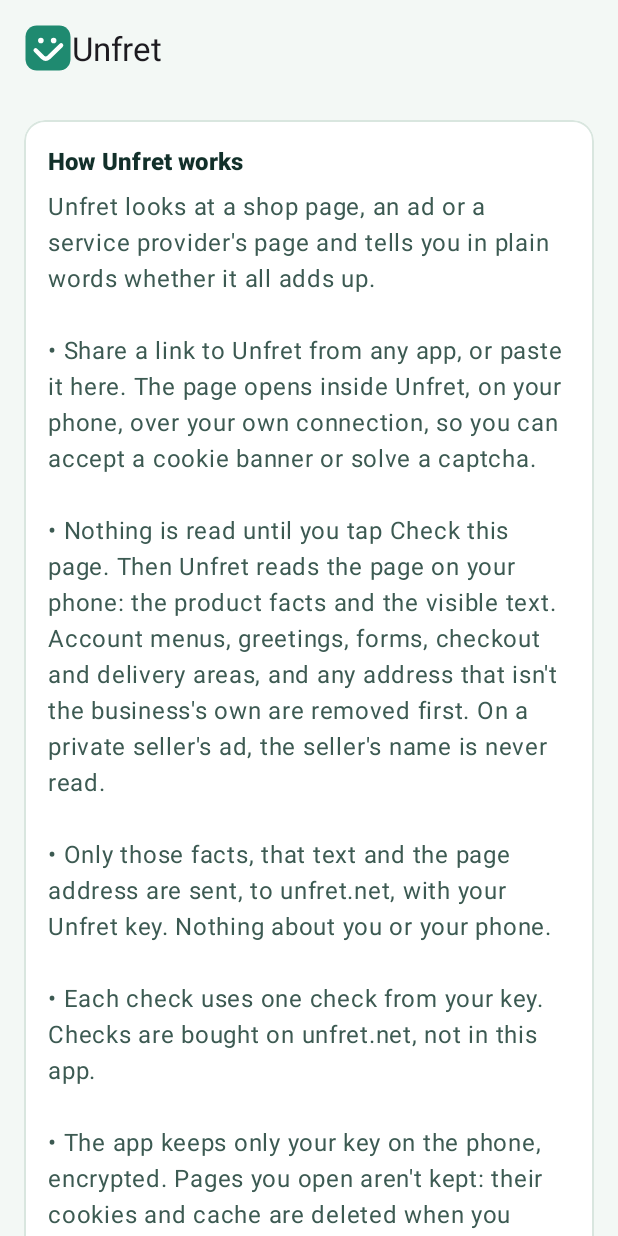
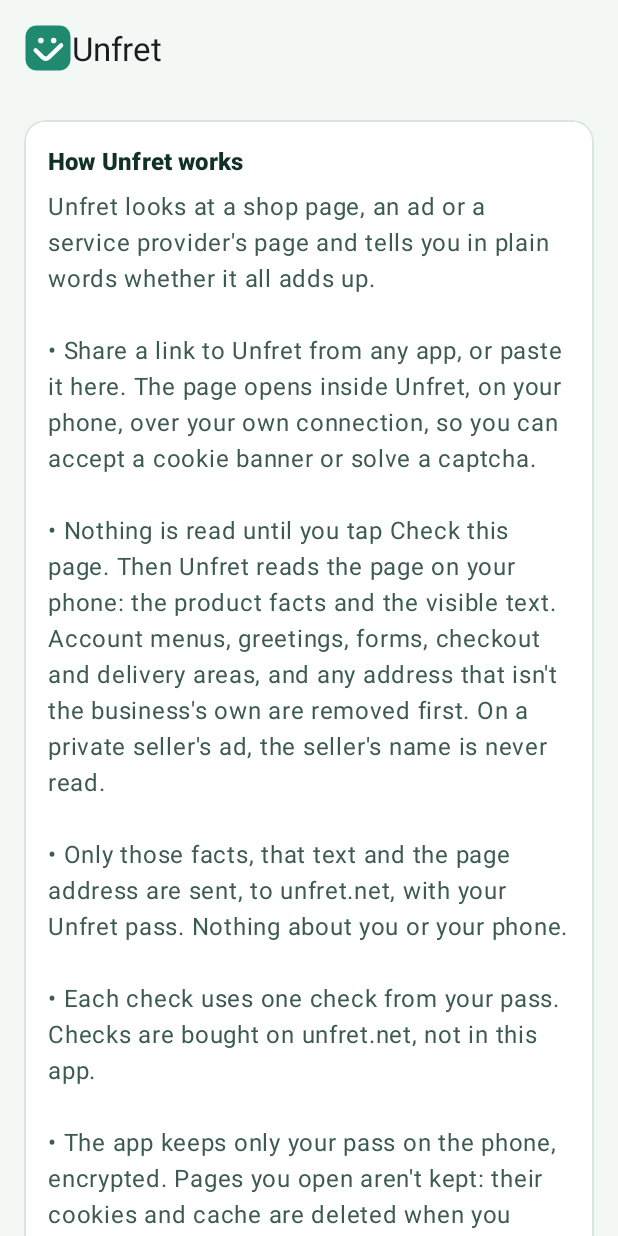
Before and after one commit to kroshtan/unfret_android, an Android app: the screen it shows after launch (MainActivity), on a phone screen of 412 x 824 dp. Run offline under Robolectric (Android 15) with nearby library versions, the phone set to English and light mode, and no system bars; pictures from the network do not load.

Commit message:
The four verdict names and "Unfret pass" wording, as on the website
- Results fall back to the website's four verdict names (Looks fine, Worth a look, Think twice, Serious
  concerns) when the server sends no label; the server's label is shown as before.
- A verdict below "Looks fine" always names a reason: "Several small signals" when a result has none
  (AnalysisResult.needsOverallReason). The medium severity is read out as "Notable", so it doesn't
  sound like the "Worth a look" verdict.
- "Unfret key" / "recovery code" become "Unfret pass" / "backup code" in the app's strings, README
  and privacy notes; the pass in use is shown by its ID as the site does ("Unfret pass ABCDE-FGHIJ
  on this phone", ApiKeys.shownId). Resource names, the key format and its storage are unchanged.

Co-Authored-By: Claude Opus 5.5 <noreply@anthropic.com>

```diff
--- a/app/src/main/java/net/unfret/android/ApiKeys.kt
+++ b/app/src/main/java/net/unfret/android/ApiKeys.kt
@@ -15,4 +15,10 @@ object ApiKeys {
 
     /** The public part of a key (it names the account), for showing which key is in use. */
     fun idOf(key: String): String? = KEY.matchEntire(key)?.groupValues?.get(1)
+
+    /**
+     * A key's public ID as the website shows an Unfret pass: in capitals, in two groups ("ABCDE-FGHIJ"), so it can be
+     * read out and compared. Only the words change: the key itself stays as it is.
+     */
+    fun shownId(key: String): String? = idOf(key)?.uppercase()?.let { "${it.take(5)}-${it.drop(5)}" }
 }
--- a/app/src/main/java/net/unfret/android/MainActivity.kt
+++ b/app/src/main/java/net/unfret/android/MainActivity.kt
@@ -125,7 +125,7 @@ class MainActivity : AppCompatActivity() {
         val current = key
         setKey.setText(if (current == null) R.string.paste_key else R.string.change_key)
         removeKey.visibility = if (current == null) View.GONE else View.VISIBLE
-        keyStatus.text = if (current == null) getString(R.string.no_key) else getString(R.string.key_in_use, "ufk_${ApiKeys.idOf(current)}")
+        keyStatus.text = if (current == null) getString(R.string.no_key) else getString(R.string.key_in_use, ApiKeys.shownId(current))
         if (current == null) credits.text = ""
     }
 
--- a/app/src/main/java/net/unfret/android/Results.kt
+++ b/app/src/main/java/net/unfret/android/Results.kt
@@ -58,6 +58,12 @@ data class AnalysisResult(
 
     val positivesFirst: Boolean get() = verdict?.band == Band.RELIABLE
 
+    /**
+     * Whether to show the catalogue's "Several small signals" as the reason: a verdict below "Looks fine" always names
+     * one. The server always sends one; a result without any (an older server's, without a verdict) doesn't.
+     */
+    val needsOverallReason: Boolean get() = band.let { it != null && it != Band.RELIABLE } && reasonsToShow.isEmpty()
+
     companion object {
         fun parse(json: JSONObject): AnalysisResult {
             val score = json.optInt("score", -1)
--- a/app/src/main/res/values/strings.xml
+++ b/app/src/main/res/values/strings.xml
@@ -5,7 +5,7 @@
 
     <!-- Intro and consent -->
     <string name="intro_title">How Unfret works</string>
-    <string name="intro_body">Unfret looks at a shop page, an ad or a service provider\'s page and tells you in plain words whether it all adds up.\n\n• Share a link to Unfret from any app, or paste it here. The page opens inside Unfret, on your phone, over your own connection, so you can accept a cookie banner or solve a captcha.\n\n• Nothing is read until you tap Check this page. Then Unfret reads the page on your phone: the product facts and the visible text. Account menus, greetings, forms, checkout and delivery areas, and any address that isn\'t the business\'s own are removed first. On a private seller\'s ad, the seller\'s name is never read.\n\n• Only those facts, that text and the page address are sent, to unfret.net, with your Unfret key. Nothing about you or your phone.\n\n• Each check uses one check from your key. Checks are bought on unfret.net, not in this app.\n\n• The app keeps only your key on the phone, encrypted. Pages you open aren\'t kept: their cookies and cache are deleted when you close them.</string>
+    <string name="intro_body">Unfret looks at a shop page, an ad or a service provider\'s page and tells you in plain words whether it all adds up.\n\n• Share a link to Unfret from any app, or paste it here. The page opens inside Unfret, on your phone, over your own connection, so you can accept a cookie banner or solve a captcha.\n\n• Nothing is read until you tap Check this page. Then Unfret reads the page on your phone: the product facts and the visible text. Account menus, greetings, forms, checkout and delivery areas, and any address that isn\'t the business\'s own are removed first. On a private seller\'s ad, the seller\'s name is never read.\n\n• Only those facts, that text and the page address are sent, to unfret.net, with your Unfret pass. Nothing about you or your phone.\n\n• Each check uses one check from your pass. Checks are bought on unfret.net, not in this app.\n\n• The app keeps only your pass on the phone, encrypted. Pages you open aren\'t kept: their cookies and cache are deleted when you close them.</string>
     <string name="intro_agree">I agree</string>
     <string name="privacy_policy">Privacy policy</string>
     <string name="about">About &amp; privacy</string>
@@ -17,11 +17,11 @@
     <string name="link_invalid">That isn\'t a web link.</string>
     <string name="link_not_checkable">This page can\'t be checked.</string>
     <string name="check">Check</string>
-    <string name="pending_link">Set up your key below, then check this link.</string>
+    <string name="pending_link">Set up your pass below, then check this link.</string>
 
     <string name="account_title">Your checks</string>
-    <string name="no_key">Paste your Unfret key to start. You get one when you buy checks on unfret.net.</string>
-    <string name="key_in_use">Key %1$s… on this phone</string>
+    <string name="no_key">Paste your Unfret pass to start. You get one when you buy checks on unfret.net.</string>
+    <string name="key_in_use">Unfret pass %1$s on this phone</string>
     <string name="credits_loading">Looking up your checks…</string>
     <plurals name="checks_left">
         <item quantity="one">%d check left</item>
@@ -29,21 +29,21 @@
     </plurals>
     <string name="get_checks">Get checks</string>
     <string name="have_code">Have a code?</string>
-    <string name="paste_key">Paste your key</string>
-    <string name="change_key">Change key</string>
-    <string name="remove_key">Remove key</string>
-    <string name="checks_on_website">Checks are bought on unfret.net. Come back here when you have your key.</string>
+    <string name="paste_key">Paste your pass</string>
+    <string name="change_key">Change pass</string>
+    <string name="remove_key">Remove pass</string>
+    <string name="checks_on_website">Checks are bought on unfret.net. Come back here when you have your pass.</string>
 
-    <string name="key_dialog_title">Your Unfret key</string>
+    <string name="key_dialog_title">Your Unfret pass</string>
     <string name="key_dialog_body">It starts with ufk_. It is stored on this phone only, encrypted.</string>
     <string name="key_hint">ufk_…</string>
     <string name="save">Save</string>
     <string name="cancel">Cancel</string>
-    <string name="key_invalid">That isn\'t an Unfret key (it starts with ufk_).</string>
-    <string name="key_rejected">The server doesn\'t know this key (or it was replaced with its recovery code).</string>
-    <string name="checking_key">Checking the key…</string>
-    <string name="remove_key_title">Remove the key from this phone?</string>
-    <string name="remove_key_body">Its checks stay on the key. Keep a copy of it (or its recovery code) to use it again.</string>
+    <string name="key_invalid">That isn\'t an Unfret pass (it starts with ufk_). Copy it again in full.</string>
+    <string name="key_rejected">Unfret doesn\'t know this pass (or it was replaced with its backup code).</string>
+    <string name="checking_key">Checking the pass…</string>
+    <string name="remove_key_title">Remove the pass from this phone?</string>
+    <string name="remove_key_body">Its checks stay on the pass. Keep a copy of it (or its backup code) to use it again.</string>
     <string name="remove">Remove</string>
 
     <string name="dev_server">Use the dev server (dev.unfret.net, test network)</string>
@@ -69,14 +69,22 @@
 
     <!-- Problems (the extension\'s wording) -->
     <string name="problem_service_off">Unfret checks aren\'t available right now. Please try again later.</string>
-    <string name="problem_bad_key">The server doesn\'t know your key. Check it on the home screen.</string>
+    <string name="problem_bad_key">Unfret doesn\'t know your pass. Check it on the home screen.</string>
     <string name="problem_no_checks">You have no checks left.</string>
     <string name="problem_failed">The check failed. No check was used.</string>
     <string name="problem_offline">Can\'t reach Unfret. Check your connection and try again.</string>
-    <string name="open_home">Check your key</string>
+    <string name="open_home">Check your pass</string>
 
     <!-- Result -->
     <string name="result_title">Result</string>
+    <!-- The four verdicts in the website's words, for a result without the server's label (an older server) -->
+    <string name="band_reliable">Looks fine</string>
+    <string name="band_concerns">Worth a look</string>
+    <string name="band_careful">Think twice</string>
+    <string name="band_junk_or_scam">Serious concerns</string>
+    <!-- A verdict below "Looks fine" always names a reason: the server's catalogue reason, when a result has none -->
+    <string name="reason_overall_title">Several small signals</string>
+    <string name="reason_overall_detail">No single big problem, but several smaller signals together lowered the score.</string>
     <string name="not_assessed">This page couldn\'t be checked</string>
     <string name="no_check_used">No check was used.</string>
     <string name="reasons_title">What stood out</string>
@@ -85,6 +93,6 @@
     <string name="done">Done</string>
     <string name="result_notice">Unfret reports risk signals from what the page shows; it never calls a shop a scam. The page may change after this check.</string>
     <string name="severity_high">Serious</string>
-    <string name="severity_medium">Worth a look</string>
+    <string name="severity_medium">Notable</string>
     <string name="severity_low">Minor</string>
 </resources>
```
Also changed, not shown: app/src/main/java/net/unfret/android/ResultView.kt (+20 -1 lines), 5 other files.
